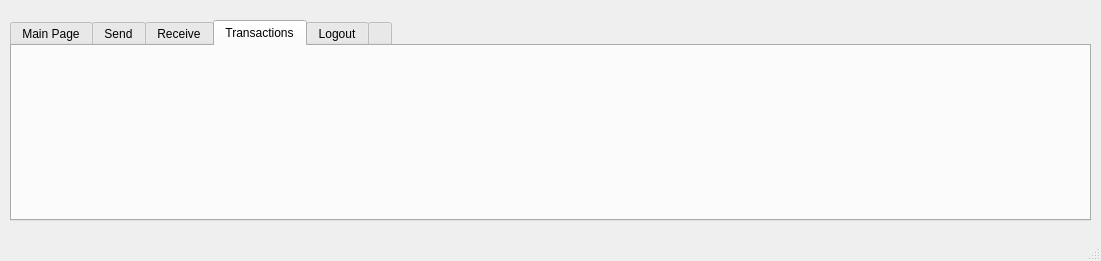
Old version of the form mainwindow.ui in the repository furkankamer/BitcoinWallet.
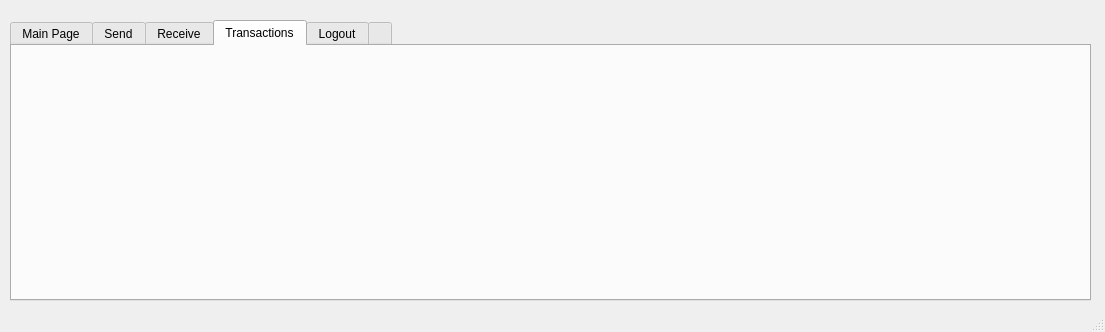
New version of the form. The open tabs and pages were chosen to show the change. Icons and pictures are not drawn.

Commit message: sending fee calculation, listtransactions partial implementation

What changed in the file:
```diff
--- a/mainwindow.ui
+++ b/mainwindow.ui
@@ -6,8 +6,8 @@
    <rect>
     <x>0</x>
     <y>0</y>
-    <width>1101</width>
-    <height>261</height>
+    <width>1105</width>
+    <height>332</height>
    </rect>
   </property>
   <property name="windowTitle">
@@ -47,7 +47,7 @@
       <x>10</x>
       <y>20</y>
       <width>1081</width>
-      <height>201</height>
+      <height>281</height>
      </rect>
     </property>
     <property name="currentIndex">
@@ -822,6 +822,17 @@
      <attribute name="title">
       <string>Transactions</string>
      </attribute>
+     <widget class="QWidget" name="verticalLayoutWidget">
+      <property name="geometry">
+       <rect>
+        <x>20</x>
+        <y>10</y>
+        <width>671</width>
+        <height>231</height>
+       </rect>
+      </property>
+      <layout class="QVBoxLayout" name="verticalLayout"/>
+     </widget>
     </widget>
     <widget class="QWidget" name="tab_4">
      <attribute name="title">
```
Left out of the diff: 6 changed lines with no effect on the pictures. The commit also changes 1 other file.
